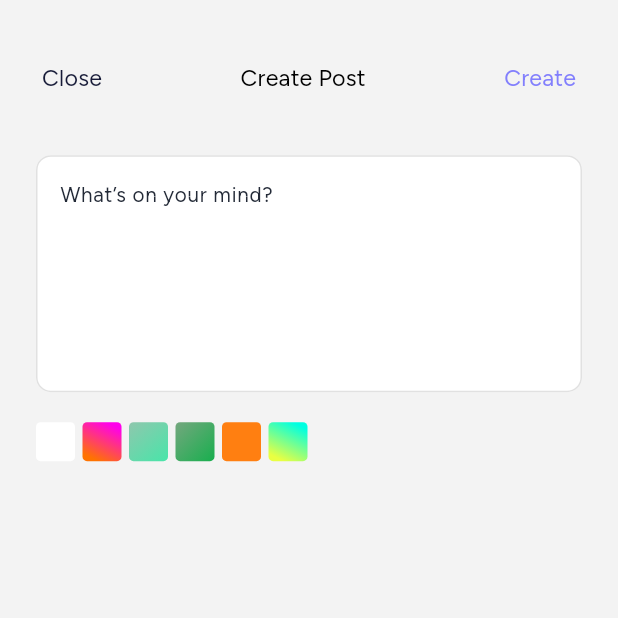
After one commit to hungryemon/ezycourse, a Flutter app: the PostView screen opened by its route, on a phone screen of 412 x 824 dp, the top half of it. The commit adds this screen. Run offline on Flutter 3.47's test engine with Material 3 defaults, Android fonts, the phone set to English and light mode, and no system bars; our stand-ins replace cached_network_image, dio, flutter_native_splash, flutter_screenutil, flutter_svg, flutter_widget_from_html_core and 4 more; missing offline and left inert: dio_cache_interceptor, easy_image_viewer, flutter_reaction_button; accounts and stored records are empty.

Commit message:
feat: create post complete

```diff
--- a/lib/app/bindings/remote_source_bindings.dart
+++ b/lib/app/bindings/remote_source_bindings.dart
@@ -2,6 +2,7 @@ import 'package:get/get.dart';
 
 import '../../features/auth/data/datasources/auth_remote_data_source.dart';
 import '../../features/feeds/data/datasources/feeds_remote_data_source.dart';
+import '../../features/post/data/datasource/post_remote_data_source.dart';
 
 class RemoteSourceBindings implements Bindings {
   @override
@@ -10,5 +11,7 @@ class RemoteSourceBindings implements Bindings {
         tag: (AuthRemoteDataSource).toString(), fenix: true);
      Get.lazyPut<FeedsRemoteDataSource>(() => FeedsRemoteDataSourceImpl(),
         tag: (FeedsRemoteDataSource).toString(), fenix: true);
+    Get.lazyPut<PostRemoteDataSource>(() => PostRemoteDataSourceImpl(),
+        tag: (PostRemoteDataSource).toString(), fenix: true);
   }
 }
--- a/lib/app/bindings/repository_bindings.dart
+++ b/lib/app/bindings/repository_bindings.dart
@@ -2,6 +2,7 @@ import 'package:ezycourse/features/auth/domain/repositories/auth_repository.dart
 import 'package:get/get.dart';
 
 import '../../features/feeds/domain/repositories/feeds_repository.dart';
+import '../../features/post/domain/repository/post_repository.dart';
 
 class RepositoryBindings implements Bindings {
   @override
@@ -10,5 +11,7 @@ class RepositoryBindings implements Bindings {
         tag: (AuthRepository).toString(), fenix: true);
      Get.lazyPut<FeedsRepository>(() => FeedsRepositoryImpl(),
         tag: (FeedsRepository).toString(), fenix: true);
+    Get.lazyPut<PostRepository>(() => PostRepositoryImpl(),
+        tag: (PostRepository).toString(), fenix: true);
   }
 }
--- a/lib/app/helpers/constants/app_constants.dart
+++ b/lib/app/helpers/constants/app_constants.dart
@@ -61,6 +61,7 @@ class AppConstant {
   ];
 
   static List feedBackGroundGradientColors = [
+    "{\"backgroundImage\":\"linear-gradient(90deg, rgb(255, 255, 255) 0%, rgb(255, 255, 255) 100%)\"}",
     "{\"backgroundImage\":\"linear-gradient(45deg, rgb(255, 115, 0) 0%, rgb(255, 0, 234) 100%)\"}",
     "{\"backgroundImage\":\"linear-gradient(135deg, rgb(143, 199, 173), rgb(72, 229, 169))\"}",
     "{\"backgroundImage\":\"linear-gradient(135deg, rgb(116, 167, 126), rgb(24, 175, 78))\"}",
--- a/lib/app/helpers/constants/color_constants.dart
+++ b/lib/app/helpers/constants/color_constants.dart
@@ -21,11 +21,11 @@ class ColorConstants {
   static const Color black85 = Color(0xFF1B1B35);
   static const Color black80 = Color(0xFF28243C);
   static const Color black60 = Color(0xFF232A37);
-  static const Color black40 = Color(0x66000000);
+  static const Color black40 = Color(0xFF161A37);
   static const Color blackOverlay = Color(0x80000000);
   static const Color blackOpac = Color(0x33000000);
 
-  static const  Color grayDark = Color(0xFF686868);
+  static const Color grayDark = Color(0xFF686868);
   static const Color grayDark2 = Color(0xFF333741);
   static const Color grayLight = Color(0xFFD0D5DD);
   static const Color grayLight2 = Color(0xFF667085);
@@ -37,6 +37,7 @@ class ColorConstants {
 
   static const Color white = Color(0xFFFFFFFF);
   static const Color white80 = Color(0xFFF5F5FF);
+  static const Color white20 = Color(0xFFE1E1E1);
 
   static const Color transparent = Color(0x00000000);
 
--- a/lib/app/routes/app_pages.dart
+++ b/lib/app/routes/app_pages.dart
@@ -5,6 +5,8 @@ import 'package:get/get.dart';
 
 import '../../features/auth/presentation/bindings/login_binding.dart';
 import '../../features/auth/presentation/views/login_view.dart';
+import '../../features/post/presentation/bindings/post_binding.dart';
+import '../../features/post/presentation/views/post_view.dart';
 import '../../features/splash/bindings/splash_binding.dart';
 import '../../features/splash/views/splash_view.dart';
 
@@ -27,5 +29,11 @@ class AppPages {
       page: () => FeedsView(),
       transition: Transition.rightToLeft,
     ),
+    GetPage(
+      name: AppRoutes.createPost,
+      binding: PostBinding(),
+      page: () => PostView(),
+      transition: Transition.downToUp,
+    ),
   ];
 }
--- a/lib/app/routes/app_routes.dart
+++ b/lib/app/routes/app_routes.dart
@@ -3,5 +3,4 @@ abstract class AppRoutes {
   static const String login = '/login';
   static const String feeds = '/feeds';
   static const String createPost = '/createPost';
-  static const String comment = '/comment';
 }
--- /dev/null
+++ b/lib/features/post/data/model/create_post_request_model.dart
@@ -0,0 +1,33 @@
+import 'package:dio/dio.dart';
+import 'package:ezycourse/app/helpers/utils/process_object.dart';
+
+class CreatePostRequest {
+  final String feedTxt;
+  final int communityId;
+  final int spaceId;
+  final String uploadType;
+  final String activityType;
+  final int isBackground;
+  final String? bgColor;
+
+  CreatePostRequest({
+    required this.feedTxt,
+     this.communityId =2914,
+    this.spaceId = 5883,
+    this.uploadType = "text",
+    this.activityType = "group",
+    required this.isBackground,
+    required this.bgColor,
+  });
+
+  Map<String, dynamic> toJson() => {
+        "feed_txt": feedTxt,
+        "community_id": communityId,
+        "space_id": spaceId,
+        "uploadType": uploadType,
+        "activity_type": activityType,
+        "is_background": isBackground,
+        "bg_color": bgColor,
+      };
+  FormData toFormData() => processObject(toJson(), isFormData: true);
+}
--- /dev/null
+++ b/lib/features/post/data/model/create_post_response_model.dart
@@ -0,0 +1,17 @@
+class CreatePostResponse {
+    CreatePostResponse({
+        this.msg,
+    });
+
+    String? msg;
+
+    factory CreatePostResponse.fromJson(Map<String, dynamic>? json) => CreatePostResponse(
+
+        msg: json?["msg"],
+    );
+
+    Map<String, dynamic> toJson() => {
+
+        "msg": msg,
+    };
+}
--- /dev/null
+++ b/lib/features/post/domain/usecases/create_post_usecase.dart
@@ -0,0 +1,14 @@
+
+
+import '../../data/model/create_post_request_model.dart';
+import '../../data/model/create_post_response_model.dart';
+import '../repository/post_repository.dart';
+
+class CreatePostUseCase {
+  CreatePostUseCase({required this.repository});
+  final PostRepository repository;
+
+  Future<CreatePostResponse> execute(CreatePostRequest request) async {
+    return repository.createPost(request);
+  }
+}
--- /dev/null
+++ b/lib/features/post/presentation/views/post_view.dart
@@ -0,0 +1,156 @@
+import 'package:ezycourse/app/base/base_view.dart';
+import 'package:ezycourse/app/widgets/toast/ezycourse_toast.dart';
+import 'package:flutter/material.dart';
+import 'package:flutter/services.dart';
+import 'package:flutter_screenutil/flutter_screenutil.dart';
+import 'package:get/get.dart';
+
+import '../../../../app/helpers/constants/app_constants.dart';
+import '../../../../app/helpers/constants/color_constants.dart';
+import '../controllers/post_controller.dart';
+
+class PostView extends GetView {
+  final PostController controller = Get.find();
+
+  @override
+  Widget build(BuildContext context) {
+    return AnnotatedRegion(
+      value: SystemUiOverlayStyle(
+        //Status bar color for android
+        statusBarColor: ColorConstants.transparent,
+        systemNavigationBarColor: ColorConstants.transparent,
+        systemNavigationBarDividerColor: ColorConstants.black,
+        statusBarIconBrightness: Brightness.dark,
+        systemNavigationBarIconBrightness: Brightness.dark,
+        statusBarBrightness: Brightness.light,
+      ),
+      child: Scaffold(
+        appBar: _buildHeader(context),
+        body: SingleChildScrollView(
+          physics: const ClampingScrollPhysics(),
+          child: Padding(
+            padding: const EdgeInsets.symmetric(horizontal: 24),
+            child: Column(
+              children: [
+                SizedBox(
+                  width: double.infinity,
+                  child: TextField(
+                    maxLines: 6,
+                    controller: controller.postTextController,
+                    keyboardType: TextInputType.multiline,
+                    decoration: InputDecoration(
+                      hintText: "What’s on your mind?",
+                      hintStyle: Theme.of(context)
+                          .textTheme
+                          .bodyLarge
+                          ?.copyWith(color: ColorConstants.black60),
+                      alignLabelWithHint: true,
+                      filled: true,
+                      enabledBorder: OutlineInputBorder(
+                          borderRadius: BorderRadius.circular(10),
+                          borderSide:
+                              BorderSide(color: ColorConstants.white20)),
+                      focusedBorder: OutlineInputBorder(
+                          borderRadius: BorderRadius.circular(10),
+                          borderSide:
+                              BorderSide(color: ColorConstants.white20)),
+                      border: OutlineInputBorder(
+                          borderRadius: BorderRadius.circular(10),
+                          borderSide:
+                              BorderSide(color: ColorConstants.white20)),
+                      fillColor: Colors.white,
+                    ),
+                  ),
+                ),
+                const SizedBox(height: 20),
+                Row(
+                  children: List.generate(
+                    AppConstant.gradientsColor.length,
+                    (i) => Obx(() {
+                      controller.selectedBgIndex.value;
+                      return Container(
+                        margin: const EdgeInsets.only(right: 5),
+                        child: InkWell(
+                          onTap: () {
+                            controller.selectedBgIndex(i);
+                          },
+                          child: Container(
+                            height: 26,
+                            width: 26,
+                            decoration: BoxDecoration(
+                              borderRadius: BorderRadius.circular(3),
+                              gradient: AppConstant.gradientsColor[i],
+                            ),
+                            child: controller.selectedBgIndex.value == i
+                                ? const Icon(Icons.check)
+                                : const SizedBox(),
+                          ),
+                        ),
+                      );
+                    }),
+                  ),
+                )
+              ],
+            ),
+          ),
+        ),
+      ),
+    );
+  }
+
+  PreferredSize _buildHeader(BuildContext context) {
+    return PreferredSize(
+        preferredSize: Size(double.infinity, 120.h),
+        child: Padding(
+          padding: const EdgeInsets.symmetric(vertical: 30, horizontal: 20),
+          child: Row(
+            mainAxisAlignment: MainAxisAlignment.start,
+            children: [
+              IconButton(
+                onPressed: () {
+                  Get.back();
+                },
+                icon: Text(
+                  'Close',
+                  style: Theme.of(context)
+                      .textTheme
+                      .titleMedium
+                      ?.copyWith(color: ColorConstants.black40),
+                ),
+              ),
+              Expanded(
+                  child: Row(
+                mainAxisAlignment: MainAxisAlignment.center,
+                children: [
+                  Text(
+                    'Create Post',
+                    textAlign: TextAlign.center,
+                    style: Theme.of(context).textTheme.titleMedium?.copyWith(
+                          color: ColorConstants.black,
+                          fontWeight: FontWeight.w500,
+                        ),
+                  ),
+                ],
+              )),
+              IconButton(
+                onPressed: () {
+                  if (controller.postTextController.text.isEmpty) {
+                    EzyCourseToast.error(msg: "Write someting");
+                    return;
+                  }
+
+                  controller.onCreatePost();
+                },
+                icon: Text(
+                  'Create',
+                  style: Theme.of(context).textTheme.titleMedium?.copyWith(
+                        color: ColorConstants.indigo80,
+                        fontWeight: FontWeight.w500,
+                      ),
+                ),
+              ),
+            ],
+          ),
+        ));
+  }
+}
```
Also changed, not shown: lib/app/bindings/use_cases_bindings.dart (+8 -0 lines), lib/app/helpers/utils/app_util.dart (+14 -12 lines), lib/features/feeds/presentation/views/feeds_view.dart (+8 -1 lines), lib/features/feeds/presentation/widgets/create_post_card.dart (added, +64 -0 lines), lib/features/feeds/presentation/widgets/feed_card.dart (+92 -48 lines), lib/features/post/data/datasource/post_remote_data_source.dart (added, +40 -0 lines), lib/features/post/domain/repository/post_repository.dart (added, +20 -0 lines), lib/features/post/presentation/bindings/post_binding.dart (added, +13 -0 lines), lib/features/post/presentation/controllers/post_controller.dart (added, +53 -0 lines).
